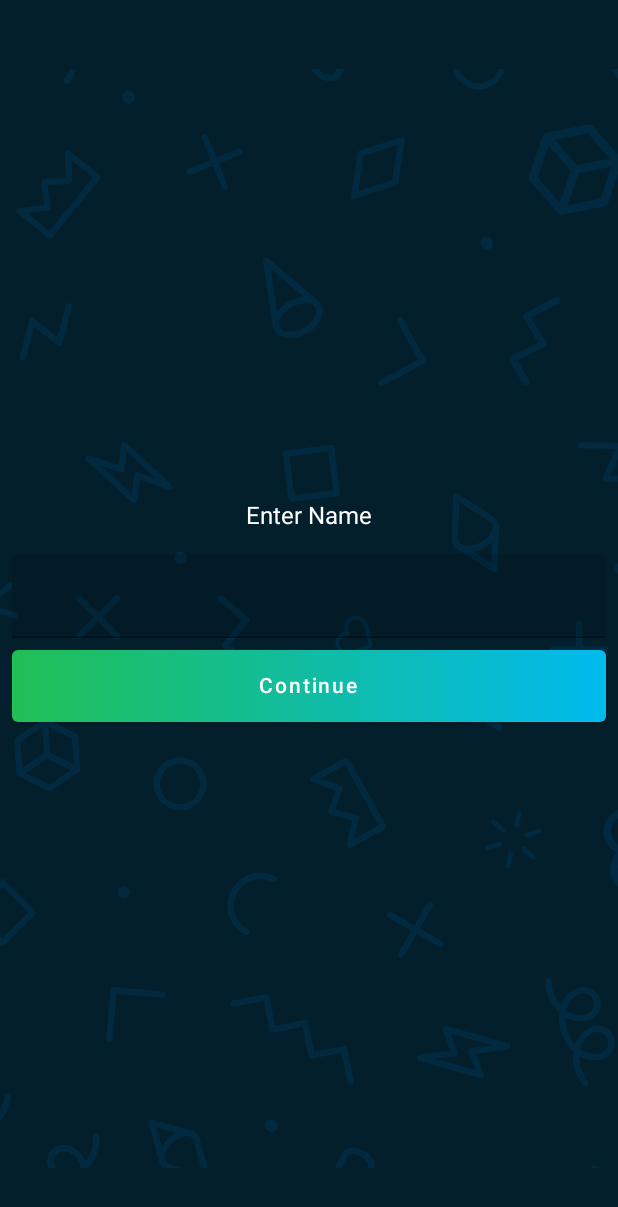
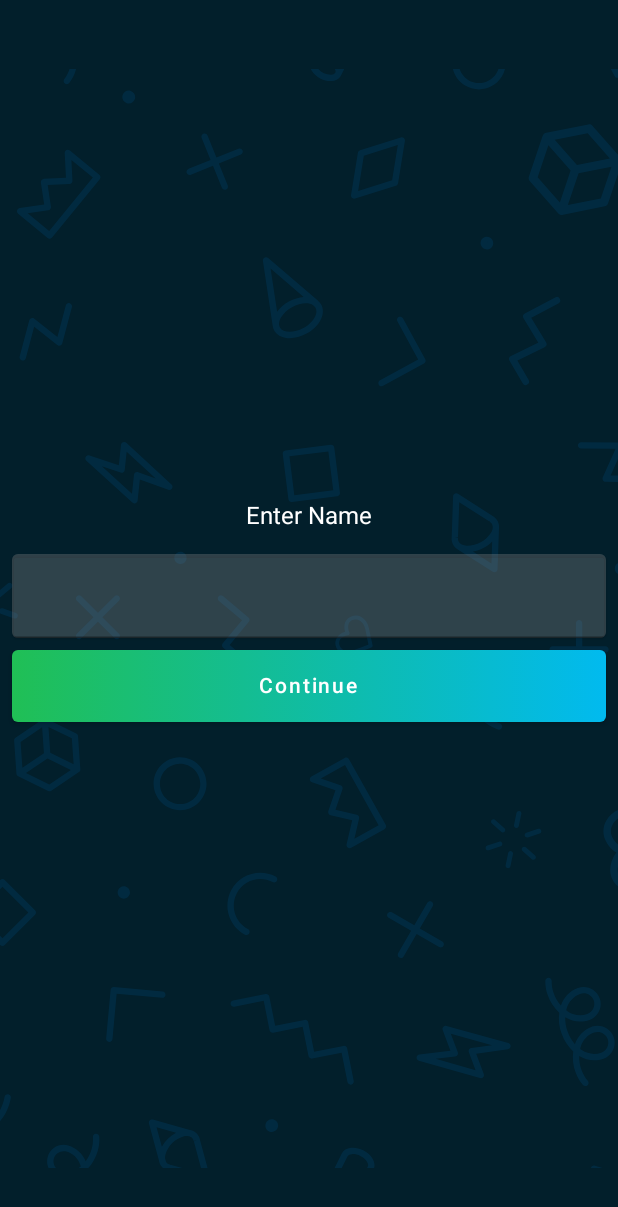
Before and after one commit to Ankit2305/SquadGame, an Android app built with Jetpack Compose: the SquadGameActivityScreen screen opened through its navigation route, on a phone screen of 412 x 824 dp. Shown: the top 1207 px of the screen. Run offline under Robolectric (Android 15) with nearby library versions, the phone set to English and light mode, and no system bars; our stand-ins replace Room's generated code.

Commit message:
Fix name textfield

```diff
--- a/app/src/main/java/com/ankit/squadgame3/screen/SlotScreen.kt
+++ b/app/src/main/java/com/ankit/squadgame3/screen/SlotScreen.kt
@@ -158,7 +158,9 @@ fun GameOver(resetGame: () -> Unit, score: Int) {
             text = "Play Again",
             gradient = greenToBlueHorizontalGradient,
             onClick = resetGame,
-            modifier = Modifier.fillMaxWidth().height(50.dp)
+            modifier = Modifier
+                .fillMaxWidth()
+                .height(50.dp)
         )
         Spacer(modifier = Modifier.height(86.dp))
     }
@@ -298,14 +300,23 @@ fun EnterName(text: String, onUpdateText: (String) -> Unit, onContinue: () -> Un
     ) {
         Text(text = "Enter Name", style = MaterialTheme.typography.body1.copy(color = Color.White))
         Spacer(modifier = Modifier.height(16.dp))
+        Card(
+            Modifier
+            .fillMaxWidth()
+            .padding(horizontal = 8.dp),
+            backgroundColor = Color.Transparent,
+            shape = RoundedCornerShape(4.dp)
+        ) {
             TextField(
                 modifier = Modifier
                     .fillMaxWidth()
-                .padding(horizontal = 8.dp),
+                    .background(Color(0x33FFFFFF)),
                 value = text,
                 onValueChange = onUpdateText,
                 textStyle = MaterialTheme.typography.body2.copy(color = Color.White)
             )
+        }
+
         SlotButton(
             modifier = Modifier
                 .fillMaxWidth()
```
Lines whose indentation alone changed are shown as unchanged.
